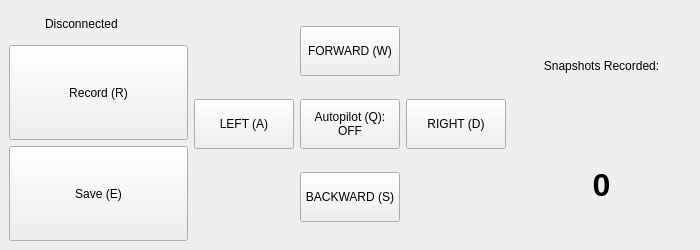
Above: scripts/Console.ui from mastermeter/RallyRobotPilot_2025 before the change. Below: the same form after it.
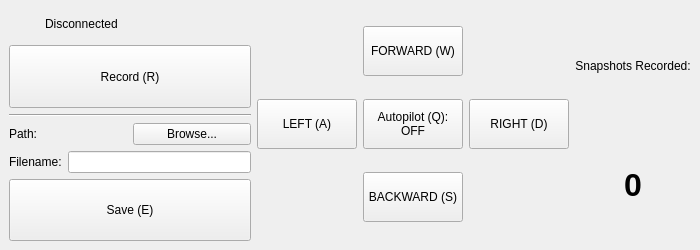
That is the form after the change.

Patch:
```diff
--- a/scripts/Console.ui
+++ b/scripts/Console.ui
@@ -75,6 +75,45 @@
         </property>
        </widget>
       </item>
+      <item>
+       <widget class="Line" name="line">
+        <property name="orientation">
+         <enum>Qt::Horizontal</enum>
+        </property>
+       </widget>
+      </item>
+      <item>
+       <layout class="QFormLayout" name="saveFormLayout">
+        <item row="0" column="0" colspan="2">
+         <layout class="QHBoxLayout" name="savePathLayout">
+          <item>
+           <widget class="QLabel" name="savePathLabel">
+            <property name="text">
+             <string>Path:</string>
+            </property>
+           </widget>
+          </item>
+          <item>
+           <widget class="QPushButton" name="browseButton">
+            <property name="text">
+             <string>Browse...</string>
+            </property>
+           </widget>
+          </item>
+         </layout>
+        </item>
+        <item row="1" column="0">
+         <widget class="QLabel" name="label_2">
+          <property name="text">
+           <string>Filename:</string>
+          </property>
+         </widget>
+        </item>
+        <item row="1" column="1">
+         <widget class="QLineEdit" name="filenameEdit"/>
+        </item>
+       </layout>
+      </item>
       <item>
        <widget class="QPushButton" name="saveRecordButton">
         <property name="sizePolicy">
@@ -178,7 +217,7 @@
          <font>
           <pointsize>24</pointsize>
           <weight>75</weight>
-          <bold>true</bold>
+          [cite_start]<bold>true</bold> [cite: 15]
          </font>
         </property>
         <property name="text">
```
Left out of the diff: 24 changed lines with no effect on the pictures.
